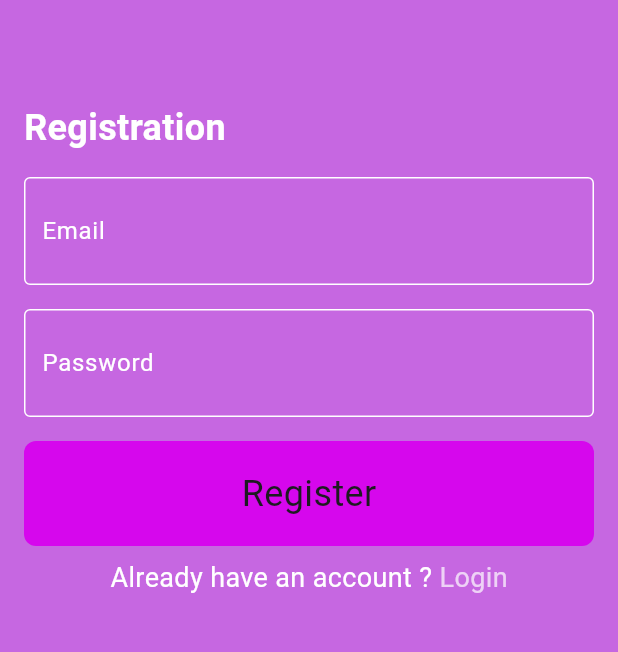
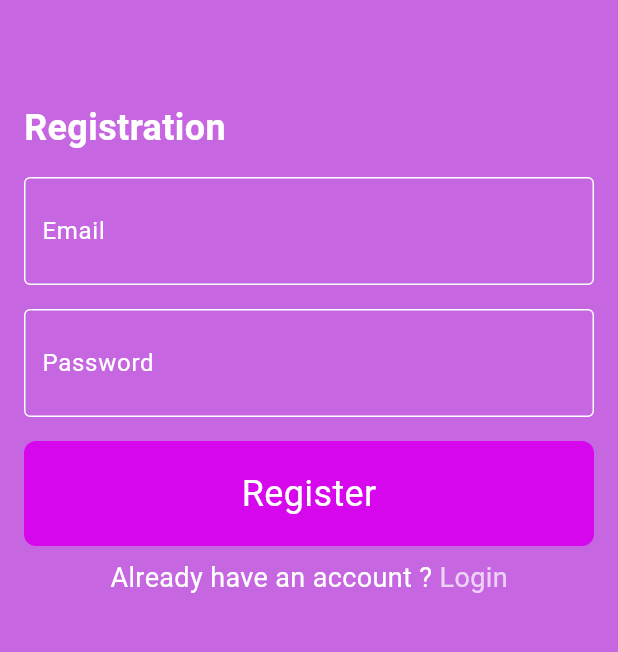
Before and after one commit to wisam4tech/fast_chat_app, a Flutter app: the RegistrationPage screen opened by its route, on a phone screen of 412 x 824 dp, the part 351-1003 px from its top. Run offline on Flutter 3.47's test engine with Material 3 defaults, Android fonts, the phone set to English and light mode, and no system bars; drawn by our look-alikes of modal_progress_hud_nsn; our stand-ins replace bloc, cloud_firestore, firebase_auth, firebase_core, flutter_bloc; accounts and stored records are empty.

Commit message:
fast chat app done

```diff
--- a/lib/widgets/custom_button.dart
+++ b/lib/widgets/custom_button.dart
@@ -21,7 +21,7 @@ class CustomButtom extends StatelessWidget {
           child: Center(
             child: Text(
               text,
-              style: const TextStyle(fontSize: 24),
+              style: const TextStyle(fontSize: 24, color: Colors.white),
             ),
           ),
         ),
```
